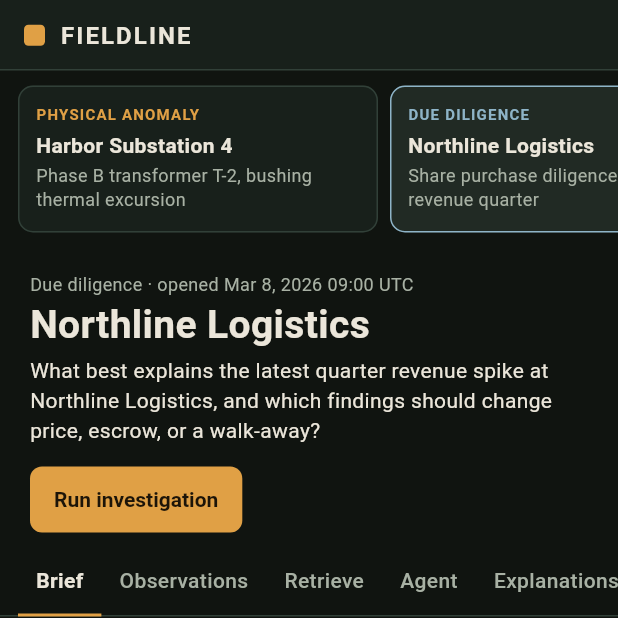
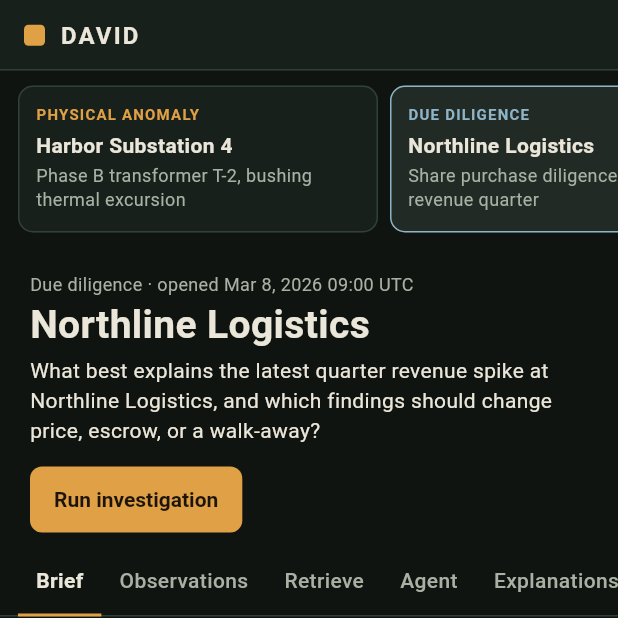
Before and after one commit to BobbY-24/David, a Flutter app: the screen it shows after launch, after a tap on "DUE DILIGENCE", on a phone screen of 412 x 824 dp, the top half of it. Run offline on Flutter 3.47's test engine with Material 3 defaults, Android fonts, the phone set to English and light mode, and no system bars.

Commit message:
Rename the desk to David and describe who it is for.
David is built for small businesses and one-person companies.

```diff
--- a/lib/main.dart
+++ b/lib/main.dart
@@ -3,5 +3,5 @@ import 'package:flutter/material.dart';
 import 'src/app.dart';
 
 void main() {
-  runApp(const FieldlineApp());
+  runApp(const DavidApp());
 }
--- a/lib/src/app.dart
+++ b/lib/src/app.dart
@@ -4,15 +4,15 @@ import 'jobs/job_client.dart';
 import 'ui/desk_page.dart';
 import 'ui/theme.dart';
 
-class FieldlineApp extends StatelessWidget {
-  const FieldlineApp({super.key, this.jobClient});
+class DavidApp extends StatelessWidget {
+  const DavidApp({super.key, this.jobClient});
 
   final JobClient? jobClient;
 
   @override
   Widget build(BuildContext context) {
     return MaterialApp(
-      title: 'Fieldline',
+      title: 'David',
       debugShowCheckedModeBanner: false,
       theme: fieldlineTheme(),
       home: DeskPage(jobClient: jobClient),
--- a/lib/src/domain/models.dart
+++ b/lib/src/domain/models.dart
@@ -1,4 +1,4 @@
-/// Domain types for a Fieldline investigation.
+/// Domain types for a David investigation.
 ///
 /// Evidence units are the retrieval atoms. A case carries the brief, the sealed
 /// corpus, the planned retrieval passes, and the competing explanations the
--- a/lib/src/ui/desk_page.dart
+++ b/lib/src/ui/desk_page.dart
@@ -155,7 +155,7 @@ class _TopBar extends StatelessWidget {
                 ),
                 const SizedBox(width: 10),
                 const Text(
-                  'FIELDLINE',
+                  'DAVID',
                   style: TextStyle(
                     fontWeight: FontWeight.w700,
                     letterSpacing: 1.4,
--- a/pubspec.yaml
+++ b/pubspec.yaml
@@ -1,5 +1,5 @@
 name: fieldline
-description: "Grounded agentic investigations for business due diligence and physical anomalies."
+description: "David is an investigation desk for small businesses and one-person companies."
 # The following line prevents the package from being accidentally published to
 # pub.dev using `flutter pub publish`. This is preferred for private packages.
 publish_to: 'none' # Remove this line if you wish to publish to pub.dev
```
Also changed, not shown: 6 other files.
